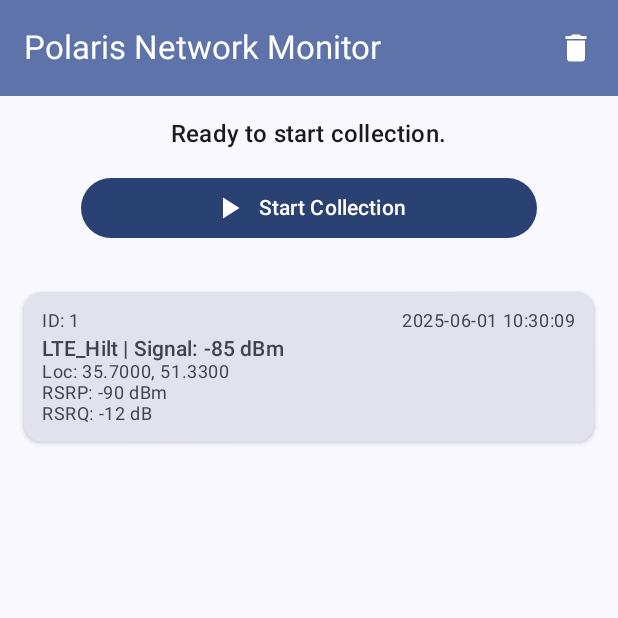
After one commit to Polaris-MobileNetwork/application, an Android app built with Jetpack Compose: the composable MetricsCollectionScreen shown on its own in the app's theme, on a phone screen of 412 x 824 dp, the top half of it. The commit adds this screen. Run offline under Robolectric (Android 15) with nearby library versions, the phone set to English and light mode, and no system bars; our stand-ins replace Dagger/Hilt's generated code, Room's generated code; Roboto replaces fonts that are not available here.

Commit message:
[ADD] metrics screen and inject and use repo

```diff
--- a/app/src/main/AndroidManifest.xml
+++ b/app/src/main/AndroidManifest.xml
@@ -8,6 +8,7 @@
     <uses-permission android:name="android.permission.ACCESS_COARSE_LOCATION" />
 
     <application
+        android:name=".Application"
         android:allowBackup="true"
         android:dataExtractionRules="@xml/data_extraction_rules"
         android:fullBackupContent="@xml/backup_rules"
@@ -19,7 +20,8 @@
         tools:targetApi="31">
 
         <activity
-            android:name=".MainActivity"  android:exported="true"
+            android:name=".MainActivity"
+            android:exported="true"
             android:label="@string/app_name"
             android:windowSoftInputMode="adjustResize" >
             <intent-filter>
--- /dev/null
+++ b/app/src/main/java/com/iust/polaris/ui/screens/MetricsCollectionScreen.kt
@@ -0,0 +1,184 @@
+package com.iust.polaris.ui.screens
+
+import androidx.compose.foundation.layout.Arrangement
+import androidx.compose.foundation.layout.Column
+import androidx.compose.foundation.layout.PaddingValues
+import androidx.compose.foundation.layout.Row
+import androidx.compose.foundation.layout.Spacer
+import androidx.compose.foundation.layout.fillMaxSize
+import androidx.compose.foundation.layout.fillMaxWidth
+import androidx.compose.foundation.layout.height
+import androidx.compose.foundation.layout.padding
+import androidx.compose.foundation.layout.width
+import androidx.compose.foundation.lazy.LazyColumn
+import androidx.compose.foundation.lazy.items
+import androidx.compose.material.icons.Icons
+import androidx.compose.material.icons.filled.Delete
+import androidx.compose.material.icons.filled.PlayArrow
+import androidx.compose.material.icons.filled.Delete
+import androidx.compose.material3.Button
+import androidx.compose.material3.Card
+import androidx.compose.material3.CardDefaults
+import androidx.compose.material3.CircularProgressIndicator
+import androidx.compose.material3.ExperimentalMaterial3Api
+import androidx.compose.material3.Icon
+import androidx.compose.material3.IconButton
+import androidx.compose.material3.MaterialTheme
+import androidx.compose.material3.Scaffold
+import androidx.compose.material3.Text
+import androidx.compose.material3.TopAppBar
+import androidx.compose.material3.TopAppBarDefaults
+import androidx.compose.runtime.Composable
+import androidx.compose.runtime.collectAsState
+import androidx.compose.runtime.getValue
+import androidx.compose.runtime.remember
+import androidx.compose.ui.Alignment
+import androidx.compose.ui.Modifier
+import androidx.compose.ui.text.font.FontWeight
+import androidx.compose.ui.unit.dp
+import androidx.lifecycle.viewmodel.compose.viewModel
+import com.iust.polaris.data.local.NetworkMetric
+import com.iust.polaris.ui.viewmodel.MetricsCollectionViewModel
+import com.iust.polaris.ui.viewmodel.MetricsUiState
+import java.text.SimpleDateFormat
+import java.util.Date
+import java.util.Locale
+
+@OptIn(ExperimentalMaterial3Api::class)
+@Composable
+fun MetricsCollectionScreen(
+    viewModel: MetricsCollectionViewModel = viewModel() // Hilt injects the ViewModel
+) {
+    val uiState by viewModel.uiState.collectAsState()
+
+    Scaffold(
+        topBar = {
+            TopAppBar(
+                title = { Text("Polaris Network Monitor") },
+                colors = TopAppBarDefaults.topAppBarColors(
+                    containerColor = MaterialTheme.colorScheme.primaryContainer,
+                    titleContentColor = MaterialTheme.colorScheme.onPrimaryContainer
+                ),
+                actions = {
+                    IconButton(onClick = { viewModel.clearAllCollectedMetrics() }) {
+                        Icon(
+                            imageVector = Icons.Filled.Delete,
+                            contentDescription = "Clear All Metrics",
+                            tint = MaterialTheme.colorScheme.onPrimaryContainer
+                        )
+                    }
+                }
+            )
+        }
+    ) { paddingValues ->
+        MetricsCollectionContent(
+            uiState = uiState,
+            onToggleCollection = { viewModel.onToggleCollection() },
+            modifier = Modifier.padding(paddingValues)
+        )
+    }
+}
+
+@Composable
+fun MetricsCollectionContent(
+    uiState: MetricsUiState,
+    onToggleCollection: () -> Unit,
+    modifier: Modifier = Modifier
+) {
+    Column(
+        modifier = modifier
+            .fillMaxSize()
+            .padding(16.dp),
+        horizontalAlignment = Alignment.CenterHorizontally
+    ) {
+        Text(
+            text = uiState.collectionStatusText,
+            style = MaterialTheme.typography.titleMedium,
+            modifier = Modifier.padding(bottom = 16.dp)
+        )
+
+        Button(
+            onClick = onToggleCollection,
+            modifier = Modifier.fillMaxWidth(0.8f)
+        ) {
+            Icon(
+                imageVector = if (uiState.isCollecting) Icons.Filled.Delete else Icons.Filled.PlayArrow,
+                contentDescription = if (uiState.isCollecting) "Stop Collection" else "Start Collection"
+            )
+            Spacer(modifier = Modifier.width(8.dp))
+            Text(text = if (uiState.isCollecting) "Stop Collection" else "Start Collection")
+        }
+
+        Spacer(modifier = Modifier.height(24.dp))
+
+        if (uiState.isLoading && uiState.collectedMetrics.isEmpty()) {
+            CircularProgressIndicator(modifier = Modifier.padding(16.dp))
+        } else if (uiState.collectedMetrics.isEmpty()) {
+            Text(
+                "No metrics collected yet.",
+                style = MaterialTheme.typography.bodyMedium,
+                modifier = Modifier.padding(16.dp)
+            )
+        } else {
+            LazyColumn(
+                modifier = Modifier.fillMaxWidth(),
+                contentPadding = PaddingValues(vertical = 8.dp)
+            ) {
+                items(uiState.collectedMetrics, key = { metric -> metric.id }) { metric ->
+                    NetworkMetricItem(metric = metric)
+                    Spacer(modifier = Modifier.height(8.dp))
+                }
+            }
+        }
+    }
+}
+
+@Composable
+fun NetworkMetricItem(metric: NetworkMetric) {
+    val sdf = remember { SimpleDateFormat("yyyy-MM-dd HH:mm:ss", Locale.getDefault()) }
+    Card(
+        modifier = Modifier.fillMaxWidth(),
+        elevation = CardDefaults.cardElevation(defaultElevation = 2.dp),
+        colors = CardDefaults.cardColors(containerColor = MaterialTheme.colorScheme.surfaceVariant)
+    ) {
+        Column(modifier = Modifier.padding(12.dp)) {
+            Row(
+                modifier = Modifier.fillMaxWidth(),
+                horizontalArrangement = Arrangement.SpaceBetween
+            ) {
+                Text(
+                    text = "ID: ${metric.id}",
+                    style = MaterialTheme.typography.bodySmall,
+                    color = MaterialTheme.colorScheme.onSurfaceVariant
+                )
+                Text(
+                    text = sdf.format(Date(metric.timestamp)),
+                    style = MaterialTheme.typography.bodySmall,
+                    color = MaterialTheme.colorScheme.onSurfaceVariant
+                )
+            }
+            Spacer(modifier = Modifier.height(4.dp))
+            Text(
+                text = "${metric.networkType} | Signal: ${metric.signalStrength} dBm",
+                style = MaterialTheme.typography.titleSmall,
+                fontWeight = FontWeight.SemiBold,
+                color = MaterialTheme.colorScheme.onSurfaceVariant
+            )
+            if (metric.latitude != null && metric.longitude != null) {
+                Text(
+                    text = "Loc: ${String.format("%.4f", metric.latitude)}, ${String.format("%.4f", metric.longitude)}",
+                    style = MaterialTheme.typography.bodySmall,
+                    color = MaterialTheme.colorScheme.onSurfaceVariant
+                )
+            }
+            if (metric.rsrp != null) {
+                Text("RSRP: ${metric.rsrp} dBm", style = MaterialTheme.typography.bodySmall, color = MaterialTheme.colorScheme.onSurfaceVariant)
+            }
+            if (metric.rsrq != null) {
+                Text("RSRQ: ${metric.rsrq} dB", style = MaterialTheme.typography.bodySmall, color = MaterialTheme.colorScheme.onSurfaceVariant)
+            }
+            // You can add more Text composables here to display other fields from NetworkMetric
+            // like plmnId, lac, tac, arfcn, etc.
+        }
+    }
+}
--- a/build.gradle.kts
+++ b/build.gradle.kts
@@ -1,7 +1,7 @@
-// Top-level build file where you can add configuration options common to all sub-projects/modules.
 plugins {
     alias(libs.plugins.android.application) apply false
     alias(libs.plugins.kotlin.android) apply false
-    alias(libs.plugins.kotlin.compose) apply false
     alias(libs.plugins.ksp) apply false
+    alias(libs.plugins.hilt) apply false
+    alias(libs.plugins.compose.compiler) apply false
 }
```
Also changed, not shown: app/build.gradle.kts (+14 -15 lines), app/src/main/java/com/iust/polaris/Application.kt (added, +15 -0 lines), app/src/main/java/com/iust/polaris/MainActivity.kt (+4 -10 lines), app/src/main/java/com/iust/polaris/di/AppModule.kt (added, +56 -0 lines), app/src/main/java/com/iust/polaris/ui/viewmodel/MetricsCollectionViewModel.kt (added, +113 -0 lines), gradle/libs.versions.toml (+26 -22 lines), 2 other files.
